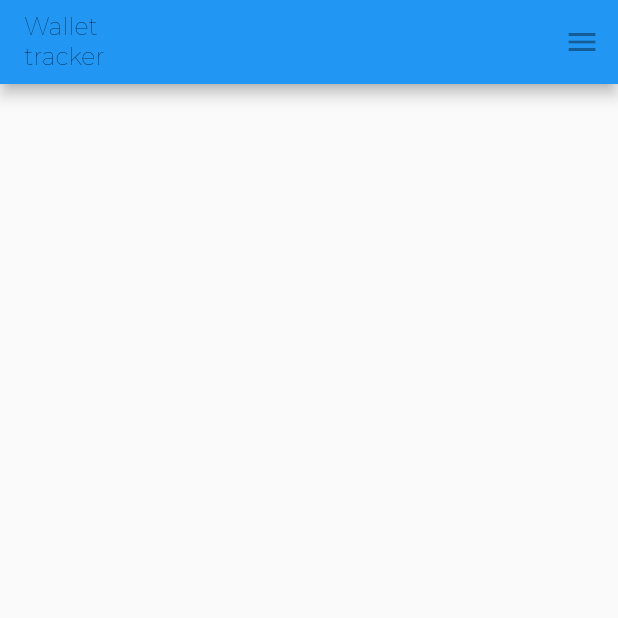
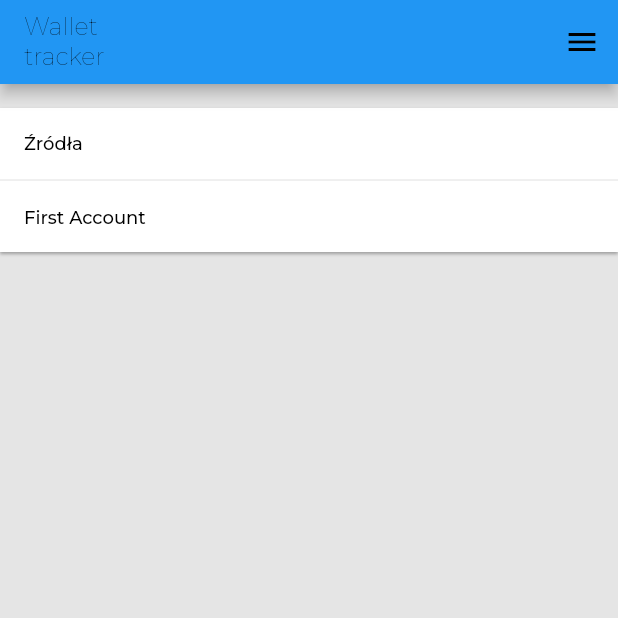
Before and after one commit to krzychudz/wallet-tracker, a Flutter app: the screen it shows after launch, on a phone screen of 412 x 824 dp, the top half of it. Run offline on Flutter 3.47's test engine with Material 2 defaults, Android fonts, the light colour scheme and no system bars; our stand-ins replace equatable, flutter_bloc, google_fonts.

Commit message:
Add accounts section to home view

```diff
--- /dev/null
+++ b/lib/screens/home/account_widget.dart
@@ -0,0 +1,22 @@
+import 'package:flutter/material.dart';
+import '../../account/models/account.dart';
+
+class AccountView extends StatelessWidget {
+  const AccountView({
+    required this.account,
+    Key? key,
+  }) : super(key: key);
+
+  final Account account;
+
+  @override
+  Widget build(BuildContext context) {
+    return Padding(
+      padding: const EdgeInsets.all(16.0),
+      child: Text(
+        account.name,
+        style: Theme.of(context).textTheme.bodyText1,
+      ),
+    );
+  }
+}
--- a/lib/screens/home/home_view.dart
+++ b/lib/screens/home/home_view.dart
@@ -1,7 +1,48 @@
 import 'package:flutter/material.dart';
+import 'package:wallet_tracker/account/models/account.dart';
+import './account_widget.dart';
 
 class HomeView extends StatelessWidget {
   const HomeView({Key? key}) : super(key: key);
+
+  Widget buildAccountsSection(BuildContext context) {
+    return Container(
+      width: double.infinity,
+      decoration: BoxDecoration(
+        color: Theme.of(context).primaryColor,
+        boxShadow: [
+          BoxShadow(
+            color: Colors.grey,
+            offset: Offset(0.0, 1.0),
+            blurRadius: 1.0,
+          ),
+        ],
+      ),
+      child: Column(
+        crossAxisAlignment: CrossAxisAlignment.start,
+        children: [
+          Padding(
+            padding: const EdgeInsets.all(16.0),
+            child: Text(
+              "Źródła",
+              style: Theme.of(context).textTheme.bodyText1,
+            ),
+          ),
+          Divider(
+            height: 2,
+          ),
+          AccountView(
+            account: Account(
+              id: "1",
+              name: "First Account",
+              additionalInfo: "PKO BP",
+              balance: 100,
+            ),
+          ),
+        ],
+      ),
+    );
+  }
 
   @override
   Widget build(BuildContext context) {
@@ -13,11 +54,26 @@ class HomeView extends StatelessWidget {
         ),
         actions: [
           IconButton(
-            onPressed: null,
+            onPressed: () => {},
+            color: Theme.of(context).accentColor,
             icon: Icon(Icons.menu),
           ),
         ],
       ),
+      backgroundColor: Theme.of(context).backgroundColor,
+      body: Padding(
+        padding: const EdgeInsets.only(
+          top: 16,
+        ),
+        child: Container(
+          width: double.infinity,
+          child: Column(
+            children: [
+              buildAccountsSection(context),
+            ],
+          ),
+        ),
+      ),
     );
   }
 }
--- a/lib/theme/theme.dart
+++ b/lib/theme/theme.dart
@@ -5,6 +5,7 @@ ThemeData themeData(BuildContext context) {
   return Theme.of(context).copyWith(
     primaryColor: Colors.white,
     accentColor: Colors.black,
+    backgroundColor: const Color(0xffE5E5E5),
     textTheme: TextTheme(
       headline1: GoogleFonts.montserrat(
         color: Colors.black,
```
